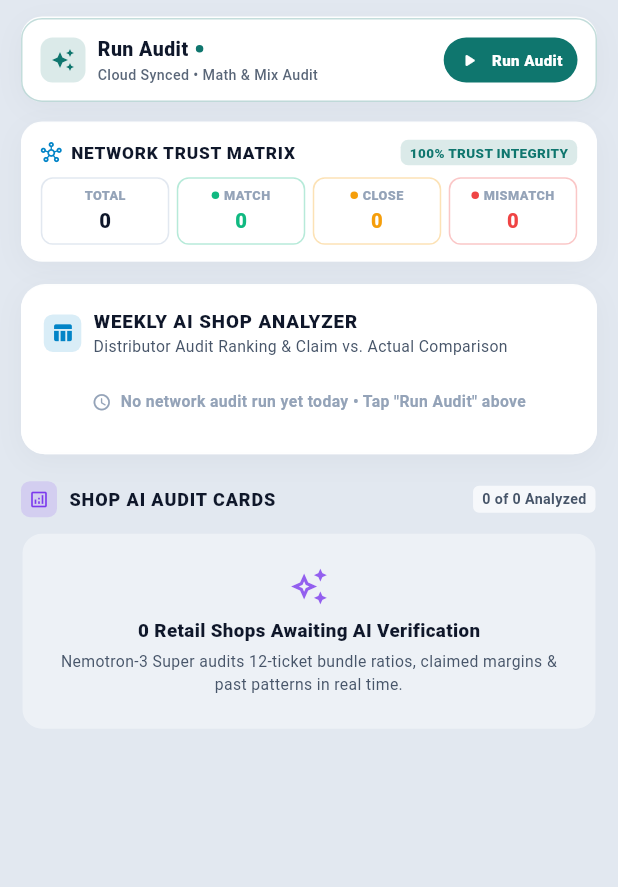
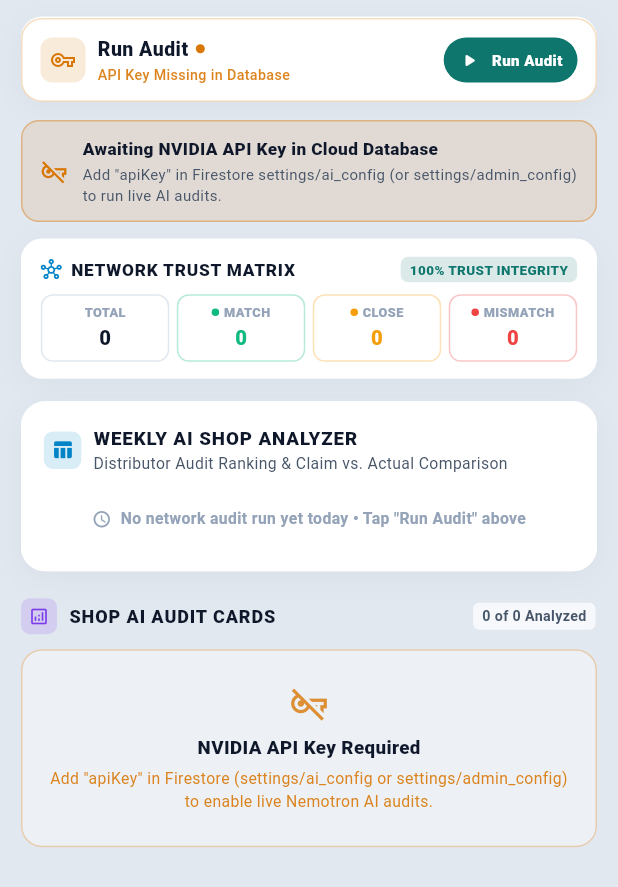
Before and after one commit to satsujinalma/Sales-Auditor, a Flutter app: the AiBenchmarkView widget shown alone on an empty page, opened directly, on a phone screen of 412 x 824 dp. Shown: the top 887 px of the screen. Run offline on Flutter 3.47's test engine with Material 3 defaults, Android fonts, the phone set to English and light mode, and no system bars; our stand-ins replace cloud_firestore, firebase_core, shared_preferences; accounts and stored records are empty.

Commit message:
fix(ai): require live NVIDIA API key from database and eliminate fake audit reports

```diff
--- a/lib/providers/ai_benchmark_provider.dart
+++ b/lib/providers/ai_benchmark_provider.dart
@@ -9,8 +9,9 @@ import '../services/nemotron_ai_service.dart';
 import '../services/sales_repository.dart';
 
 class AiBenchmarkProvider extends ChangeNotifier {
-  final SalesRepository _repository;
+  final SalesRepository repository;
   final NemotronAiService _aiService;
+  final bool allowFallback;
 
   AiConfig _config = AiConfig(updatedAt: DateTime.now());
   List<ShopAiBenchmark> _reports = [];
@@ -20,8 +21,9 @@ class AiBenchmarkProvider extends ChangeNotifier {
   ShopAiBenchmark? _selectedReport;
 
   AiBenchmarkProvider({
-    required this._repository,
+    required this.repository,
     NemotronAiService? aiService,
+    this.allowFallback = false,
   })  : _aiService = aiService ?? NemotronAiService() {
     _init();
   }
@@ -53,7 +55,11 @@ class AiBenchmarkProvider extends ChangeNotifier {
     _isLoading = true;
     notifyListeners();
     try {
-      _config = await _repository.getAiConfig();
+      _config = await repository.getAiConfig();
+      if (!_config.hasApiKey && !allowFallback) {
+        _errorMessage =
+            'Awaiting NVIDIA API Key in Cloud Database. Add apiKey in Firestore (settings/ai_config or settings/admin_config).';
+      }
     } catch (e) {
       debugPrint('>>> AiBenchmarkProvider init error: $e');
     } finally {
@@ -75,7 +81,14 @@ class AiBenchmarkProvider extends ChangeNotifier {
 
     try {
       // Refresh AI Config
-      _config = await _repository.getAiConfig();
+      _config = await repository.getAiConfig();
+
+      if (!_config.hasApiKey && !allowFallback) {
+        _errorMessage =
+            'NVIDIA API Key not found in Cloud Database. Please add apiKey in Firestore (settings/ai_config or settings/admin_config) to run live AI audits.';
+        _reports = [];
+        return;
+      }
 
       final List<ShopAiBenchmark> newReports = [];
 
@@ -91,6 +104,7 @@ class AiBenchmarkProvider extends ChangeNotifier {
           config: _config,
           customClaimedRate: shop.claimedAverageRate,
           pastReports: past,
+          allowFallback: allowFallback,
         );
         newReports.add(report);
       }
@@ -100,7 +114,7 @@ class AiBenchmarkProvider extends ChangeNotifier {
         _selectedReport = getReportForShop(_selectedReport!.shopId);
       }
     } catch (e) {
-      _errorMessage = 'Audit run encountered an error: $e';
+      _errorMessage = e.toString().replaceFirst('Exception: ', '');
     } finally {
       _isAuditing = false;
       notifyListeners();
@@ -117,9 +131,18 @@ class AiBenchmarkProvider extends ChangeNotifier {
     notifyListeners();
 
     try {
+      _config = await repository.getAiConfig();
+      if (!_config.hasApiKey && !allowFallback) {
+        _errorMessage =
+            'NVIDIA API Key not found in Cloud Database. Please add apiKey in Firestore (settings/ai_config or settings/admin_config).';
+        _isAuditing = false;
+        notifyListeners();
+        return null;
+      }
+
       // 1. Update shop with new claimed rate in repository
       final updatedShop = shop.copyWith(claimedAverageRate: claimedRate);
-      await _repository.saveShop(updatedShop);
+      await repository.saveShop(updatedShop);
 
       // 2. Run AI audit
       final report = await _aiService.auditShopSales(
@@ -127,6 +150,7 @@ class AiBenchmarkProvider extends ChangeNotifier {
         summary: summary,
         config: _config,
         customClaimedRate: claimedRate,
+        allowFallback: allowFallback,
       );
 
       // 3. Update report in memory
@@ -168,7 +192,7 @@ class AiBenchmarkProvider extends ChangeNotifier {
         updatedAt: DateTime.now(),
       );
 
-      await _repository.saveAiConfig(updated);
+      await repository.saveAiConfig(updated);
       _config = updated;
       notifyListeners();
       return true;
--- a/lib/screens/admin/ai_benchmark_view.dart
+++ b/lib/screens/admin/ai_benchmark_view.dart
@@ -72,7 +72,100 @@ class _AiBenchmarkViewState extends State<AiBenchmarkView> {
           // 1. Intelligence Hub Header & Model Info
           _buildNemotronBrandHeader(context, benchmarkProvider, shops, summaries),
 
-          const SizedBox(height: 14),
+          const SizedBox(height: 12),
+
+          // Status Banner: Missing API Key or Real AI Error
+          if (!benchmarkProvider.config.hasApiKey) ...[
+            Container(
+              padding: const EdgeInsets.symmetric(horizontal: 12, vertical: 10),
+              decoration: BoxDecoration(
+                color: LiquidGlassColors.accentAmber.withValues(alpha: 0.12),
+                borderRadius: BorderRadius.circular(12),
+                border: Border.all(
+                  color: LiquidGlassColors.accentAmber.withValues(alpha: 0.4),
+                ),
+              ),
+              child: const Row(
+                children: [
+                  Icon(
+                    Icons.vpn_key_off_outlined,
+                    size: 18,
+                    color: LiquidGlassColors.accentAmber,
+                  ),
+                  SizedBox(width: 10),
+                  Expanded(
+                    child: Column(
+                      crossAxisAlignment: CrossAxisAlignment.start,
+                      children: [
+                        Text(
+                          'Awaiting NVIDIA API Key in Cloud Database',
+                          style: TextStyle(
+                            fontSize: 11.5,
+                            fontWeight: FontWeight.w800,
+                            color: LiquidGlassColors.textPrimary,
+                          ),
+                        ),
+                        SizedBox(height: 2),
+                        Text(
+                          'Add "apiKey" in Firestore settings/ai_config (or settings/admin_config) to run live AI audits.',
+                          style: TextStyle(
+                            fontSize: 10,
+                            color: LiquidGlassColors.textSecondary,
+                          ),
+                        ),
+                      ],
+                    ),
+                  ),
+                ],
+              ),
+            ),
+            const SizedBox(height: 12),
+          ] else if (benchmarkProvider.errorMessage != null) ...[
+            Container(
+              padding: const EdgeInsets.symmetric(horizontal: 12, vertical: 10),
+              decoration: BoxDecoration(
+                color: LiquidGlassColors.accentRose.withValues(alpha: 0.12),
+                borderRadius: BorderRadius.circular(12),
+                border: Border.all(
+                  color: LiquidGlassColors.accentRose.withValues(alpha: 0.4),
+                ),
+              ),
+              child: Row(
+                children: [
+                  const Icon(
+                    Icons.error_outline_rounded,
+                    size: 18,
+                    color: LiquidGlassColors.accentRose,
+                  ),
+                  const SizedBox(width: 10),
+                  Expanded(
+                    child: Column(
+                      crossAxisAlignment: CrossAxisAlignment.start,
+                      children: [
+                        const Text(
+                          'NVIDIA AI Audit Error',
+                          style: TextStyle(
+                            fontSize: 11.5,
+                            fontWeight: FontWeight.w800,
+                            color: LiquidGlassColors.accentRose,
+                          ),
+                        ),
+                        const SizedBox(height: 2),
+                        Text(
+                          benchmarkProvider.errorMessage!,
+                          style: const TextStyle(
+                            fontSize: 10,
+                            color: LiquidGlassColors.textPrimary,
+                          ),
+                        ),
+                      ],
+                    ),
+                  ),
+                ],
+              ),
+            ),
+            const SizedBox(height: 12),
+          ],
 
           // 2. Network Trust Matrix
           _buildNetworkTrustMatrix(context, matrix, benchmarkProvider.isAuditing),
@@ -168,24 +261,28 @@ class _AiBenchmarkViewState extends State<AiBenchmarkView> {
     List<Shop> shops,
     Map<String, DailySalesSummary> summaries,
   ) {
+    final bool hasKey = aiProvider.config.hasApiKey;
+
     return LiquidGlassContainer(
       borderRadius: 14,
       padding: const EdgeInsets.symmetric(horizontal: 12, vertical: 10),
       border: Border.all(
-        color: LiquidGlassColors.accentEmerald.withValues(alpha: 0.25),
+        color: (hasKey ? LiquidGlassColors.accentEmerald : LiquidGlassColors.accentAmber)
+            .withValues(alpha: 0.25),
       ),
       child: Row(
         children: [
           Container(
             padding: const EdgeInsets.all(7),
             decoration: BoxDecoration(
-              color: LiquidGlassColors.accentEmerald.withValues(alpha: 0.15),
+              color: (hasKey ? LiquidGlassColors.accentEmerald : LiquidGlassColors.accentAmber)
+                  .withValues(alpha: 0.15),
               borderRadius: BorderRadius.circular(8),
             ),
-            child: const Icon(
-              Icons.auto_awesome,
+            child: Icon(
+              hasKey ? Icons.auto_awesome : Icons.vpn_key_outlined,
               size: 16,
-              color: LiquidGlassColors.accentEmerald,
+              color: hasKey ? LiquidGlassColors.accentEmerald : LiquidGlassColors.accentAmber,
             ),
           ),
           const SizedBox(width: 8),
@@ -212,10 +309,12 @@ class _AiBenchmarkViewState extends State<AiBenchmarkView> {
                     ),
                     const SizedBox(width: 5),
                     Container(
-                      width: 5,
-                      height: 5,
-                      decoration: const BoxDecoration(
-                        color: LiquidGlassColors.accentEmerald,
+                      width: 6,
+                      height: 6,
+                      decoration: BoxDecoration(
+                        color: hasKey
+                            ? LiquidGlassColors.accentEmerald
+                            : LiquidGlassColors.accentAmber,
                         shape: BoxShape.circle,
                       ),
                     ),
@@ -223,11 +322,16 @@ class _AiBenchmarkViewState extends State<AiBenchmarkView> {
                 ),
                 const SizedBox(height: 1),
                 Text(
-                  'Cloud Synced • Math & Mix Audit',
+                  hasKey
+                      ? 'Cloud Synced • Live NVIDIA AI'
+                      : 'API Key Missing in Database',
                   style: TextStyle(
                     fontSize: 9.5,
                     fontWeight: FontWeight.w500,
-                    color: LiquidGlassColors.textSecondary.withValues(alpha: 0.9),
+                    color: (hasKey
+                            ? LiquidGlassColors.textSecondary
+                            : LiquidGlassColors.accentAmber)
+                        .withValues(alpha: 0.9),
                   ),
                   maxLines: 1,
                   overflow: TextOverflow.ellipsis,
@@ -242,6 +346,17 @@ class _AiBenchmarkViewState extends State<AiBenchmarkView> {
               onPressed: aiProvider.isAuditing
                   ? null
                   : () {
+                      if (!hasKey && !aiProvider.allowFallback) {
+                        ScaffoldMessenger.of(context).showSnackBar(
+                          const SnackBar(
+                            content: Text(
+                              'NVIDIA API Key not found in Cloud Database. Please add apiKey in Firestore settings/ai_config.',
+                            ),
+                            backgroundColor: LiquidGlassColors.accentRose,
+                            duration: Duration(seconds: 4),
+                          ),
+                        );
+                      }
                       aiProvider.runFullNetworkAudit(
                         shops: shops,
                         summaries: summaries,
@@ -1425,25 +1540,36 @@ class _AiBenchmarkViewState extends State<AiBenchmarkView> {
     List<Shop> shops,
     Map<String, DailySalesSummary> summaries,
   ) {
+    final bool hasKey = aiProvider.config.hasApiKey || aiProvider.allowFallback;
+
     return Container(
       padding: const EdgeInsets.symmetric(vertical: 22, horizontal: 16),
       decoration: BoxDecoration(
         color: LiquidGlassColors.surfaceCard.withValues(alpha: 0.5),
         borderRadius: BorderRadius.circular(14),
-        border: Border.all(color: LiquidGlassColors.glassBorderLight),
+        border: Border.all(
+          color: hasKey
+              ? LiquidGlassColors.glassBorderLight
+              : LiquidGlassColors.accentAmber.withValues(alpha: 0.3),
+        ),
       ),
       child: Center(
         child: Column(
           mainAxisSize: MainAxisSize.min,
           children: [
             Icon(
-              Icons.auto_awesome_outlined,
+              hasKey ? Icons.auto_awesome_outlined : Icons.vpn_key_off_outlined,
               size: 26,
-              color: LiquidGlassColors.accentViolet.withValues(alpha: 0.8),
+              color: (hasKey
+                      ? LiquidGlassColors.accentViolet
+                      : LiquidGlassColors.accentAmber)
+                  .withValues(alpha: 0.8),
             ),
             const SizedBox(height: 8),
             Text(
-              '${shops.length} Retail Shops Awaiting AI Verification',
+              hasKey
+                  ? '${shops.length} Retail Shops Awaiting AI Verification'
+                  : 'NVIDIA API Key Required',
               style: const TextStyle(
                 fontSize: 12.5,
                 fontWeight: FontWeight.w800,
@@ -1451,11 +1577,15 @@ class _AiBenchmarkViewState extends State<AiBenchmarkView> {
               ),
             ),
             const SizedBox(height: 4),
-            const Text(
-              'Nemotron-3 Super audits 12-ticket bundle ratios, claimed margins & past patterns in real time.',
+            Text(
+              hasKey
+                  ? 'Nemotron AI audits 12-ticket bundle ratios, claimed margins & past patterns in real time.'
+                  : 'Add "apiKey" in Firestore (settings/ai_config or settings/admin_config) to enable live Nemotron AI audits.',
               style: TextStyle(
                 fontSize: 10.5,
-                color: LiquidGlassColors.textSecondary,
+                color: hasKey
+                    ? LiquidGlassColors.textSecondary
+                    : LiquidGlassColors.accentAmber.withValues(alpha: 0.9),
               ),
               textAlign: TextAlign.center,
             ),
```
Also changed, not shown: lib/services/nemotron_ai_service.dart (+29 -17 lines), 1 other file.
